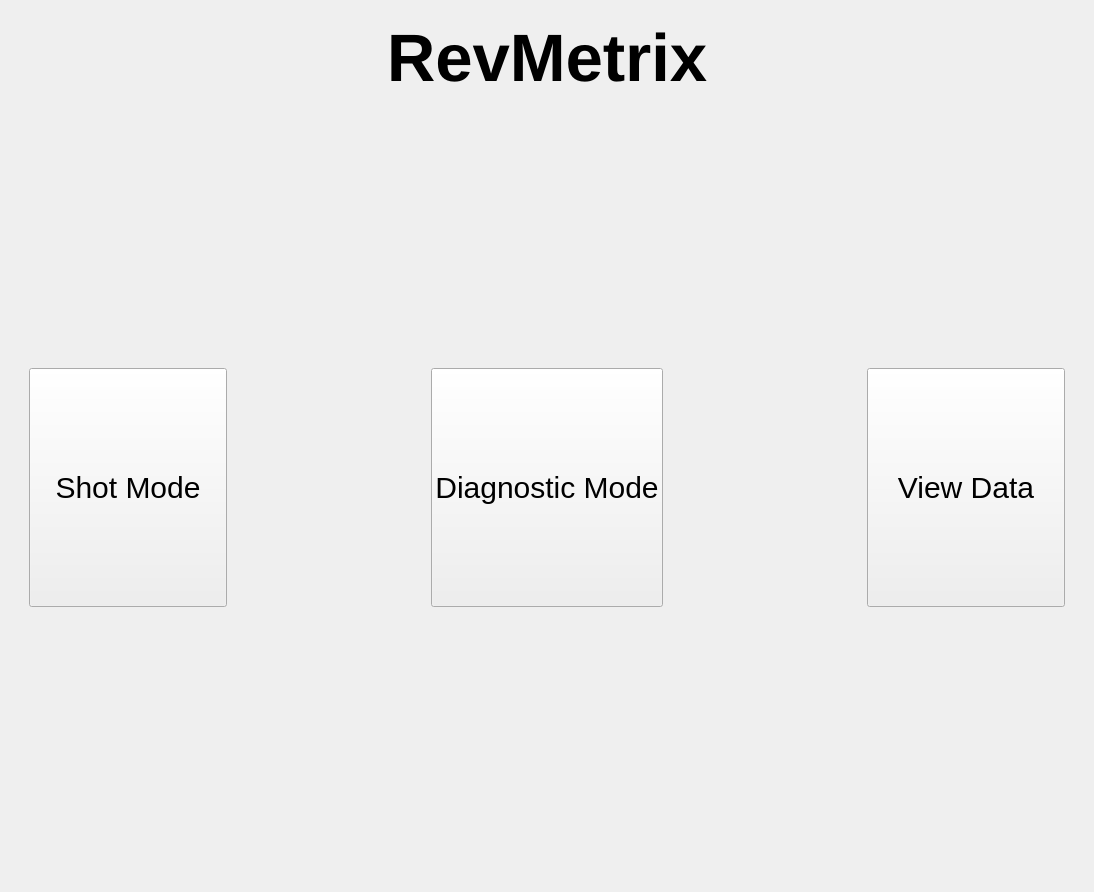
First picture: the form in frontend/FrontPage.ui, repository YCP-Rev-Metrix/BallSpinner-Controller-v2, before the edit.
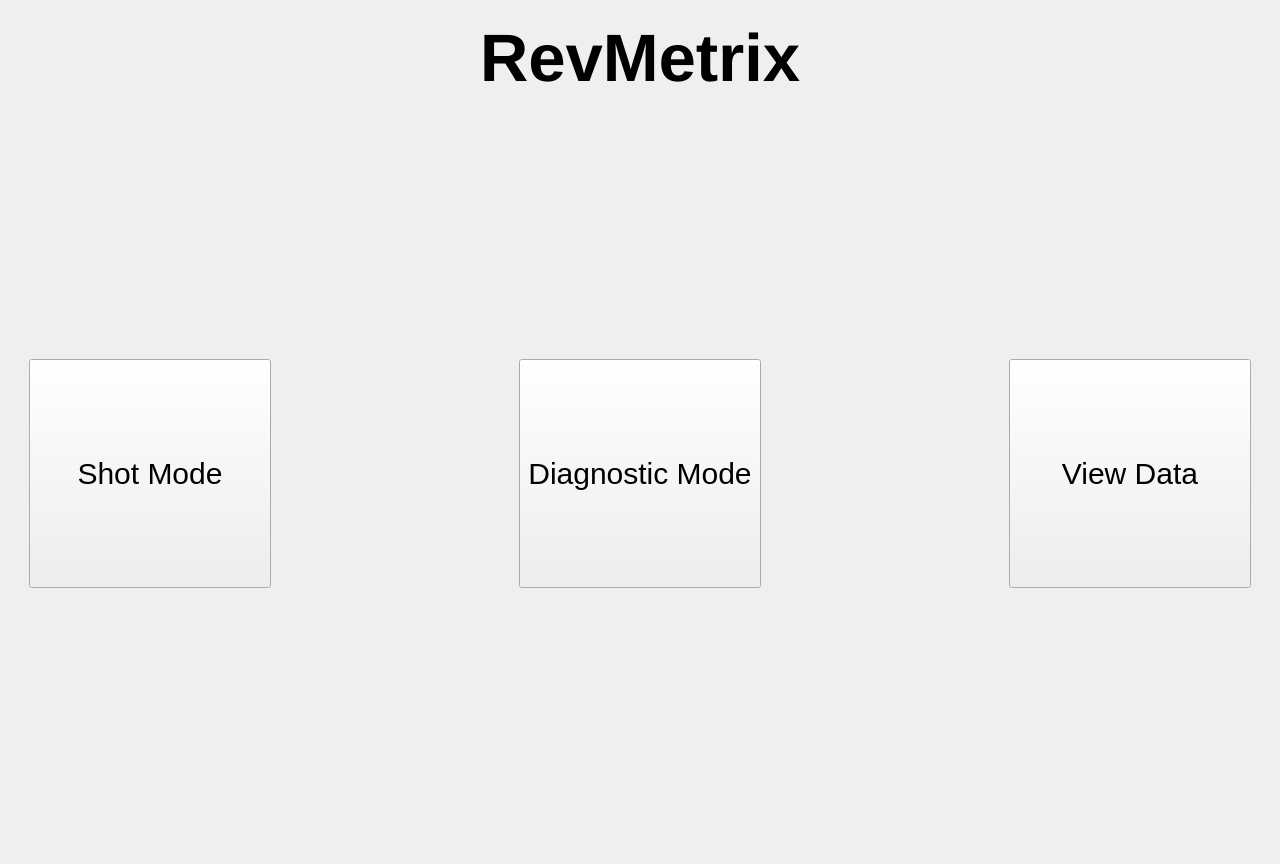
Second picture: the form after the edit. Icons and pictures are not drawn.

Patch:
```diff
--- a/frontend/FrontPage.ui
+++ b/frontend/FrontPage.ui
@@ -6,8 +6,8 @@
    <rect>
     <x>0</x>
     <y>0</y>
-    <width>1094</width>
-    <height>892</height>
+    <width>1280</width>
+    <height>864</height>
    </rect>
   </property>
   <property name="windowTitle">
```
